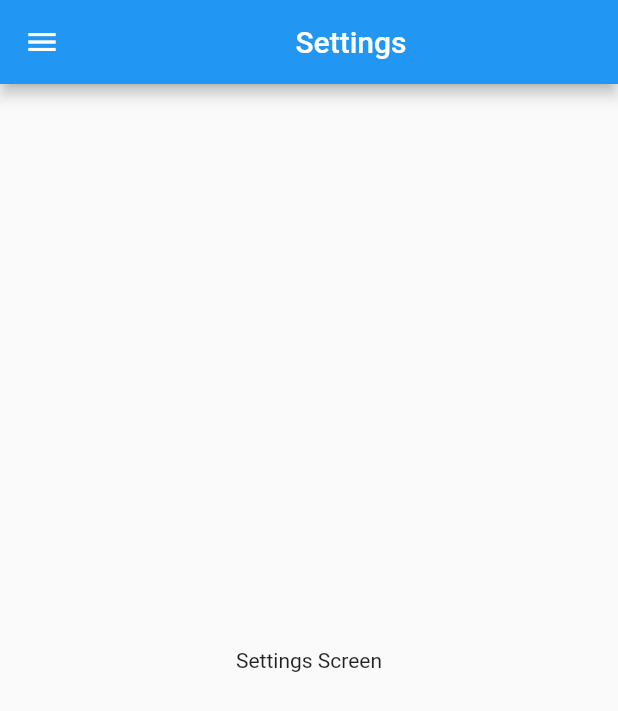
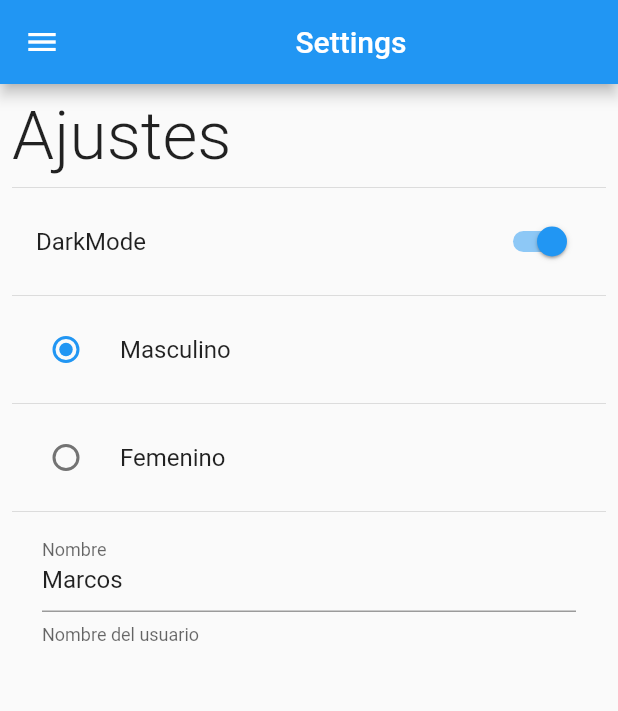
Before and after one commit to MarcosCM2000/preferences_app, a Flutter app: the SettingsScreen screen opened by its route, on a phone screen of 412 x 824 dp. Shown: the top 711 px of the screen. Run offline on Flutter 3.47's test engine with Material 2 defaults, Android fonts, the phone set to English and light mode, and no system bars.

Commit message:
diseño de pantallas

```diff
--- a/lib/screens/home_screen.dart
+++ b/lib/screens/home_screen.dart
@@ -13,9 +13,14 @@ class HomeScreen extends StatelessWidget {
         child: Text('Home'),
       )),
       drawer: const SideMenu(),
-      body: const Center(
-        child: Text('Home Screen'),
-      ),
+      body:
+          Column(mainAxisAlignment: MainAxisAlignment.center, children: const [
+        Text('is Dark Mode: '),
+        Divider(),
+        Text('Genero: '),
+        Divider(),
+        Text('Nombre de usuario: ')
+      ]),
     );
   }
 }
--- a/lib/screens/settings_screen.dart
+++ b/lib/screens/settings_screen.dart
@@ -10,8 +10,44 @@ class SettingsScreen extends StatelessWidget {
     return Scaffold(
       appBar: AppBar(title: const Center(child: Text('Settings'))),
       drawer: const SideMenu(),
-      body: const Center(
-        child: Text('Settings Screen'),
+      body: Padding(
+        padding: const EdgeInsets.all(8.0),
+        child: SingleChildScrollView(
+            child: Column(
+          crossAxisAlignment: CrossAxisAlignment.start,
+          children: [
+            const Text(
+              'Ajustes',
+              style: TextStyle(fontSize: 45, fontWeight: FontWeight.w300),
+            ),
+            const Divider(),
+            SwitchListTile.adaptive(
+                value: true,
+                title: const Text('DarkMode'),
+                onChanged: (value) {}),
+            const Divider(),
+            RadioListTile<int>(
+                value: 1,
+                groupValue: 1,
+                title: const Text('Masculino'),
+                onChanged: (value) {}),
+            const Divider(),
+            RadioListTile<int>(
+                value: 2,
+                groupValue: 1,
+                title: const Text('Femenino'),
+                onChanged: (value) {}),
+            const Divider(),
+            Padding(
+              padding: const EdgeInsets.symmetric(horizontal: 20),
+              child: TextFormField(
+                initialValue: 'Marcos',
+                decoration: const InputDecoration(
+                    labelText: 'Nombre', helperText: 'Nombre del usuario'),
+              ),
+            )
+          ],
+        )),
       ),
     );
   }
```
